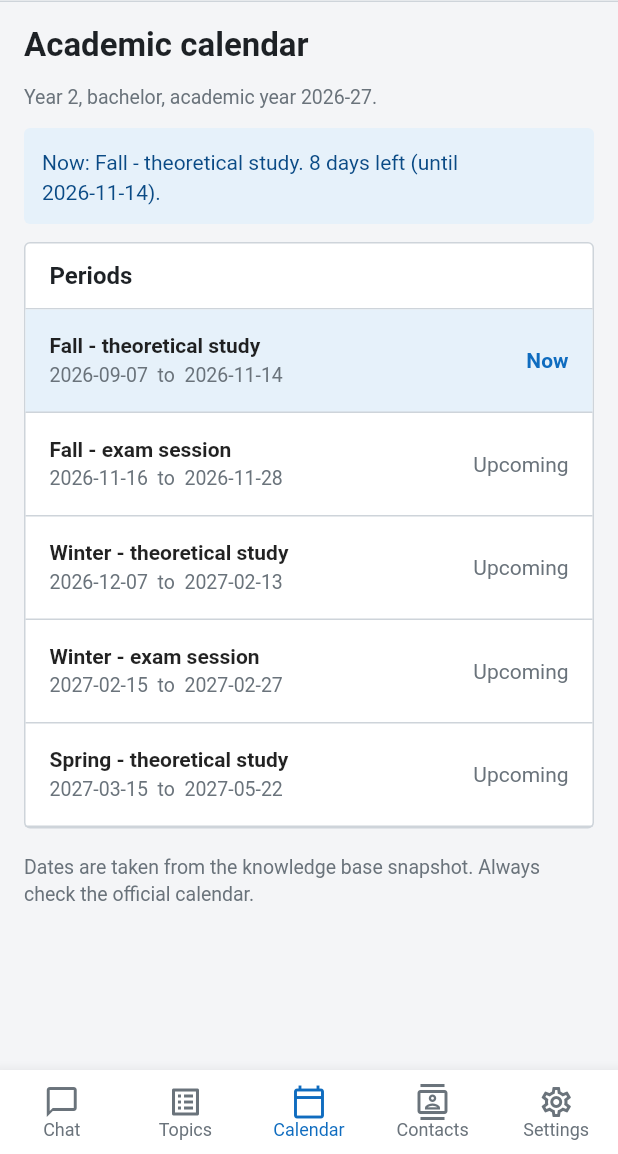
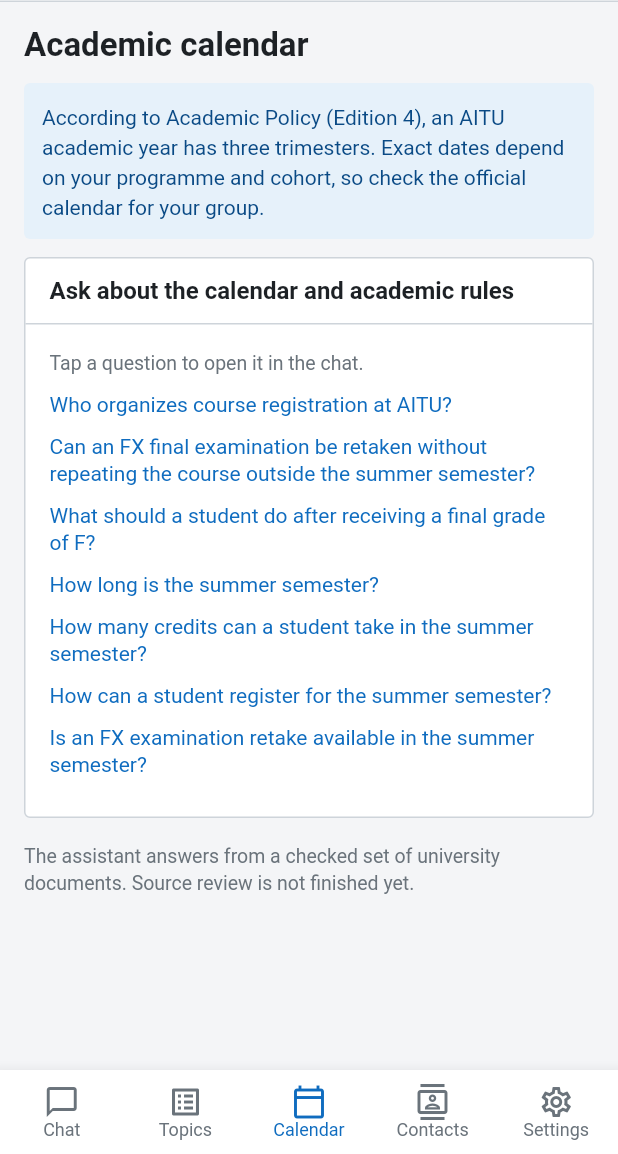
Before and after one commit to CoLdEnnn/ai-powered-application, a Flutter app: the AppShell screen opened directly, item 3 of the bottom bar chosen, on a phone screen of 412 x 824 dp, the part 82-1236 px from its top. Run offline on Flutter 3.47's test engine with Material 3 defaults, Android fonts, the phone set to English and light mode, and no system bars.

Commit message:
Frontend: data-driven Topics/Contacts/Calendar for the new backend; add Mac config

```diff
--- a/frontend/lib/api.dart
+++ b/frontend/lib/api.dart
@@ -7,7 +7,7 @@
 
 /// Talks to the FastAPI backend:
 ///   GET  /api/health
-///   POST /api/chat   {"question": "...", "audience": "all|applicant|current_student"}
+///   POST /api/chat   {"question": "...", "audience": "all|current_student"}
 class ApiClient {
   ApiClient({required this.baseUrl, this.mock = false});
 
@@ -79,16 +79,15 @@
   Future<ChatAnswer> _mockAnswer(String question) async {
     await Future<void>.delayed(const Duration(milliseconds: 1200));
     return ChatAnswer(
-      answer:
-          'A loan extension is arranged in person at the library, if no other reader has requested the item. [ctx-1]',
+      answer: 'The Transcript Requests section lists transcript@astanait.edu.kz. [KB-AC-018]',
       sources: [
         Source(
-          contextId: 'ctx-1',
-          title: 'Library: borrowing and renewing books',
-          text: 'Renewal is arranged during a personal visit to the library if there is no request from other users.',
-          urls: ['https://astanait.edu.kz/en/for-students'],
-          verificationStatus: 'source_checked_team_review_pending',
-          snapshotDate: '2026-10-21',
+          contextId: 'KB-AC-018',
+          title: 'Where should I send a transcript request?',
+          text: 'The Transcript Requests section lists transcript@astanait.edu.kz.',
+          urls: ["https://astanait.edu.kz/en/school-of-software-engineering"],
+          verificationStatus: "workbook_evidence_checked_2026-11-04_team_signoff_not_recorded",
+          snapshotDate: "2026-11-04",
           score: 0.82,
         ),
       ],
--- a/frontend/lib/data.dart
+++ b/frontend/lib/data.dart
@@ -1,5 +1,6 @@
-// Static content for the Topics, Contacts and Calendar screens.
-// Source: the AITU knowledge base used by the assistant (snapshot 2026-10-21).
+// Static content for the Topics and Contacts screens.
+// Topics are counted from the current knowledge base (rag_student_final_en.jsonl, 224 passages).
+// Contacts are checked against the same knowledge base.
 
 class Topic {
   const Topic(this.name, this.count, this.questions);
@@ -9,45 +10,75 @@
 }
 
 const kTopics = <Topic>[
-  Topic('Certificates & procedures', 25, [
-    'How do I order a transcript?',
-    'How can I get an enrollment certificate?',
+  Topic('Academic and administrative procedures', 32, [
+    'How long is a Bachelor\'s programme under Academic Policy Edition 4?',
+    'How many trimesters are there in an AITU academic year?',
+    'How long is a trimester?',
   ]),
-  Topic('Policy & calendar', 15, [
-    'When does the winter exam session start?',
-    'What are the rules for retaking an exam?',
+  Topic('Schools and programme catalogues', 27, [
+    'What is the language of instruction for bachelor\'s programmes?',
+    'How long is a master\'s degree and what is the language of instruction?',
+    'Which main master\'s programmes are listed at AITU?',
   ]),
-  Topic('Services & student life', 25, [
-    'How do I extend a library loan?',
-    'Where is the medical room?',
+  Topic('Detailed programme pages', 26, [
+    'What is the focus of the Mathematical and Computational Science programme (bachelor\'s)?',
+    'What is the focus of the Cybersecurity programme (bachelor\'s)?',
+    'What is the focus of the Smart Security Technologies programme (bachelor\'s)?',
   ]),
-  Topic('Career & research', 25, [
-    'How can I find an internship?',
-    'How do I join a research project?',
+  Topic('Services and student life', 25, [
+    'What room types are available in AITU student residences?',
+    'Where is cooking allowed in the dormitory?',
+    'Do the dormitories have Wi-Fi and laundry facilities?',
   ]),
-  Topic('Departments', 20, [
-    'Who do I contact at the Registrar\'s Office?',
-    'Where is the Student Department?',
+  Topic('Mobility, careers and research', 24, [
+    'What is outgoing academic mobility at AITU?',
+    'Which documents are listed for outgoing academic mobility?',
+    'Who receives preference when applicants have equal scores in the mobility selection process?',
   ]),
-  Topic('Admission & AET', 25, [
-    'What is the AET and who has to take it?',
-    'Which documents do applicants need?',
+  Topic('Student residence procedures and payments', 18, [
+    'How do I apply for AITU dormitory accommodation using My DU?',
+    'How can I track my dormitory application?',
+    'How do I choose a dormitory room after my application is reviewed?',
   ]),
-  Topic('Schools & programs', 56, [
-    'Which programs does the school of IT offer?',
-    'How long is the bachelor program?',
+  Topic('Fees and tariffs', 17, [
+    'How much does one Retake/FX credit cost for AITU bachelor’s students in 2026–2027?',
+    'How much does one credit cost for bachelor’s transfer, reinstatement, repeat-year study, or curriculum differences in 2026–2027?',
+    'Can a student receive two AITU discounts at the same time?',
   ]),
-  Topic('Tuition & discounts', 9, [
-    'Are there tuition discounts?',
-    'How do I pay for the semester?',
+  Topic('Navigation, departments and contacts', 17, [
+    'What address is listed for AITU?',
+    'How can I contact the AITU administrative office?',
+    'How can I contact AITU\'s general Admissions Office?',
+  ]),
+  Topic('Academic policy, calendar and IGPA', 15, [
+    'Who organizes course registration at AITU?',
+    'Can an FX final examination be retaken without repeating the course outside the summer semester?',
+    'What should a student do after receiving a final grade of F?',
+  ]),
+  Topic('Grants and tuition discounts', 9, [
+    'Where are tuition-discount applications submitted?',
+    'Can a fee-paying undergraduate student with strong grades apply for a 30% discount?',
+    'What discount is listed for qualifying families with several AITU students or graduates?',
   ]),
 ];
 
 const kCommonQuestions = <String>[
-  'How do I extend a library loan?',
-  'How do I order a transcript?',
-  'When does the winter exam session start?',
-  'Who do I contact for IT help?',
+  'Who organizes course registration at AITU?',
+  'How do I apply for AITU dormitory accommodation using My DU?',
+  'Where are tuition-discount applications submitted?',
+  'Where should I send a transcript request?',
+];
+
+/// Questions about the calendar and academic rules (shown on the Calendar screen).
+const kCalendarQuestions = <String>[
+
+  'Who organizes course registration at AITU?',
+  'Can an FX final examination be retaken without repeating the course outside the summer semester?',
+  'What should a student do after receiving a final grade of F?',
+  'How long is the summer semester?',
+  'How many credits can a student take in the summer semester?',
+  'How can a student register for the summer semester?',
+  'Is an FX examination retake available in the summer semester?',
 ];
 
 class Contact {
@@ -60,32 +91,11 @@
 }
 
 const kContacts = <Contact>[
-  Contact('Student Department', 'Student questions and documents', room: 'C1.1.273'),
-  Contact('Transcript requests', 'Ordering transcripts', email: 'transcript@astanait.edu.kz'),
-  Contact('Student support', 'Distance learning support', email: 'support_du@astanait.edu.kz'),
-  Contact('IT Helpdesk', 'Accounts, Wi-Fi, systems', email: 'helpdesk@astanait.edu.kz', room: 'C1.2.255'),
-  Contact('Registrar\'s Office', 'Registration and records', email: 'office.reg@astanait.edu.kz', room: 'C1.1.270'),
-  Contact('Medical room', 'First aid', room: '8', phone: '8 (7172) 64-57-33'),
+  Contact('Student Department', 'Student certificates. Head: g.zhussupova@astanait.edu.kz', email: 'g.zhussupova@astanait.edu.kz', room: 'C1.1.273'),
+  Contact('Transcript requests', 'Where to send a transcript request', email: 'transcript@astanait.edu.kz'),
+  Contact('Technical support: DU, Moodle, Abitur', 'Problems with DU, Moodle or Abitur', email: 'support_du@astanait.edu.kz'),
+  Contact('IT helpdesk', 'Other technical questions', email: 'helpdesk@astanait.edu.kz', room: 'C1.2.255 (head and administrators)'),
+  Contact('Registrar\'s Office', 'Course registration and academic records. Head: Aliya.Koitanova@astanait.edu.kz', email: 'Aliya.Koitanova@astanait.edu.kz', room: 'C1.1.270'),
+  Contact('Library', 'Library questions', email: 'library@astanait.edu.kz', phone: '+7 (7172) 64-57-17'),
+  Contact('Administrative office', 'General contacts (confirm availability on the official Contacts page)', email: 'info@astanait.edu.kz', phone: '+7 (7172) 645-728'),
 ];
-
-class Period {
-  const Period(this.name, this.start, this.end, {this.exam = false});
-  final String name;
-  final DateTime start;
-  final DateTime end;
-  final bool exam;
-}
-
-/// Year 2, bachelor, academic year 2026-27.
-final kPeriods = <Period>[
-  Period('Fall - theoretical study', DateTime(2026, 9, 7), DateTime(2026, 11, 14)),
-  Period('Fall - exam session', DateTime(2026, 11, 16), DateTime(2026, 11, 28), exam: true),
-  Period('Winter - theoretical study', DateTime(2026, 12, 7), DateTime(2027, 2, 13)),
-  Period('Winter - exam session', DateTime(2027, 2, 15), DateTime(2027, 2, 27), exam: true),
-  Period('Spring - theoretical study', DateTime(2027, 3, 15), DateTime(2027, 5, 22)),
-];
-
-String fmtDate(DateTime d) {
-  String two(int n) => n.toString().padLeft(2, '0');
-  return '${d.year}-${two(d.month)}-${two(d.day)}';
-}
--- a/frontend/lib/screens/calendar.dart
+++ b/frontend/lib/screens/calendar.dart
@@ -1,81 +1,48 @@
 import 'package:flutter/material.dart';
 
 import '../data.dart';
+import '../shell.dart';
+import '../state.dart';
 import '../ui.dart';
 
+/// The exact dates depend on the programme and cohort, so this screen does not
+/// show a fixed date table. It explains the structure and sends calendar
+/// questions to the assistant, which answers from the checked sources.
 class CalendarScreen extends StatelessWidget {
   const CalendarScreen({super.key});
 
   @override
   Widget build(BuildContext context) {
-    final now = DateTime.now();
-    final today = DateTime(now.year, now.month, now.day);
-
-    Period? current;
-    Period? next;
-    for (final p in kPeriods) {
-      if (!today.isBefore(p.start) && !today.isAfter(p.end)) current = p;
-      if (next == null && p.start.isAfter(today)) next = p;
-    }
-
-    String status(Period p) {
-      if (p == current) return 'Now';
-      if (p.end.isBefore(today)) return 'Finished';
-      return 'Upcoming';
-    }
-
     return ListView(
       padding: const EdgeInsets.all(16),
       children: [
         const Heading('Academic calendar'),
-        const Muted('Year 2, bachelor, academic year 2026-27.'),
-        const SizedBox(height: 12),
-        if (current != null)
-          AlertBox('Now: ${current.name}. ${current.end.difference(today).inDays} days left (until ${fmtDate(current.end)}).')
-        else if (next != null)
-          AlertBox('Next: ${next.name} starts on ${fmtDate(next.start)} '
-              '(in ${next.start.difference(today).inDays} days).')
-        else
-          const AlertBox('The academic year is over.'),
+        const AlertBox(
+          'According to Academic Policy (Edition 4), an AITU academic year has three trimesters. '
+          'Exact dates depend on your programme and cohort, so check the official calendar for your group.',
+        ),
         Block(
-          title: 'Periods',
-          padding: EdgeInsets.zero,
+          title: 'Ask about the calendar and academic rules',
           child: Column(
+            crossAxisAlignment: CrossAxisAlignment.start,
             children: [
-              for (final p in kPeriods)
-                Container(
-                  width: double.infinity,
-                  padding: const EdgeInsets.all(16),
-                  decoration: BoxDecoration(
-                    color: p == current ? kInfoBg : null,
-                    border: const Border(bottom: BorderSide(color: kBorder)),
-                  ),
-                  child: Row(
-                    children: [
-                      Expanded(
-                        child: Column(
-                          crossAxisAlignment: CrossAxisAlignment.start,
-                          children: [
-                            Text(p.name, style: const TextStyle(fontWeight: FontWeight.w600)),
-                            const SizedBox(height: 2),
-                            Muted('${fmtDate(p.start)}  to  ${fmtDate(p.end)}'),
-                          ],
-                        ),
-                      ),
-                      Text(
-                        status(p),
-                        style: TextStyle(
-                          color: p == current ? kPrimary : kMuted,
-                          fontWeight: p == current ? FontWeight.w600 : FontWeight.w400,
-                        ),
-                      ),
-                    ],
+              const Muted('Tap a question to open it in the chat.'),
+              const SizedBox(height: 10),
+              for (final q in kCalendarQuestions)
+                Padding(
+                  padding: const EdgeInsets.only(bottom: 10),
+                  child: InkWell(
+                    onTap: () {
+                      app.setDraft(q);
+                      currentTab.value = 0;
+                    },
+                    child: Text(q, style: const TextStyle(color: kPrimary, fontSize: 14, height: 1.3)),
                   ),
                 ),
             ],
           ),
         ),
-        const Muted('Dates are taken from the knowledge base snapshot. Always check the official calendar.'),
+        const Muted('The assistant answers from a checked set of university documents. Source review is not finished yet.'),
       ],
     );
   }
--- a/frontend/lib/state.dart
+++ b/frontend/lib/state.dart
@@ -27,8 +27,8 @@
   ApiClient api;
   bool started = false;
 
-  /// "all", "applicant" or "current_student" (matches the backend).
-  String audience = 'all';
+  /// "current_student" or "all" (the current knowledge base is for students).
+  String audience = 'current_student';
   bool showSources = true;
   bool showTime = true;
 
--- a/frontend/lib/ui.dart
+++ b/frontend/lib/ui.dart
@@ -232,9 +232,8 @@
 }
 
 const audienceLabels = <String, String>{
-  'all': 'General (all)',
-  'applicant': 'Applicant',
   'current_student': 'Current student',
+  'all': 'All audiences',
 };
 
 class AudienceDropdown extends StatelessWidget {
```
Also changed, not shown: mac/config.rag_adapted.mac.json (added, +27 -0 lines), 1 other file.
